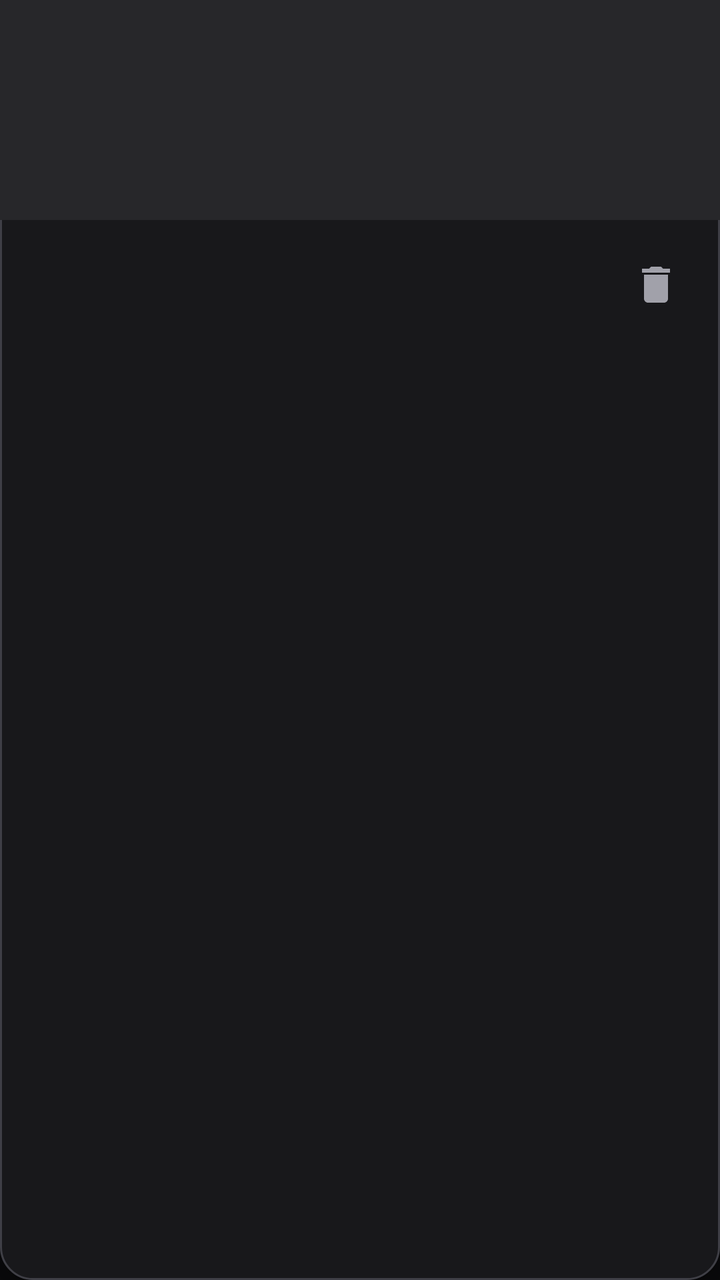
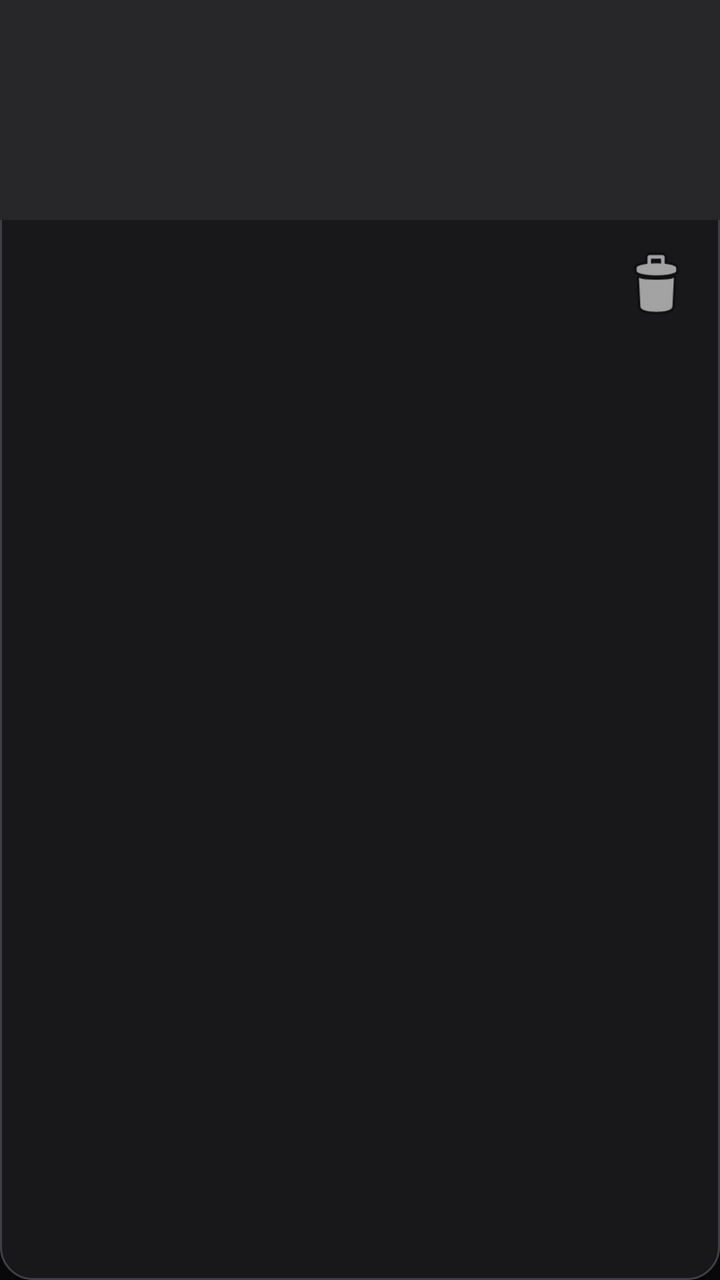

The first picture is an Android layout as it rendered before a commit; the second is the same layout after the commit. The layout source and the unified diff follow.
<!-- AndroidManifest.xml: application theme Theme.Montage -->
<!-- res/layout/item_project.xml -->
<?xml version="1.0" encoding="utf-8"?>
<LinearLayout xmlns:android="http://schemas.android.com/apk/res/android"
    android:layout_width="match_parent"
    android:layout_height="wrap_content"
    android:orientation="vertical"
    android:background="@drawable/bg_card"
    android:elevation="4dp"
    android:foreground="?android:attr/selectableItemBackground">

    <ImageView
        android:id="@+id/thumbnail"
        android:layout_width="match_parent"
        android:layout_height="110dp"
        android:scaleType="centerCrop"
        android:background="@color/surface_elevated"
        android:contentDescription="Thumbnail" />

    <LinearLayout
        android:layout_width="match_parent"
        android:layout_height="wrap_content"
        android:orientation="horizontal"
        android:gravity="center_vertical"
        android:padding="12dp">

        <LinearLayout
            android:layout_width="0dp"
            android:layout_height="wrap_content"
            android:layout_weight="1"
            android:orientation="vertical">

            <TextView
                android:id="@+id/name"
                android:layout_width="match_parent"
                android:layout_height="wrap_content"
                android:textColor="@color/text_primary"
                android:textSize="15sp"
                android:fontFamily="sans-serif-medium"
                android:maxLines="1"
                android:ellipsize="end" />

            <TextView
                android:id="@+id/meta"
                android:layout_width="match_parent"
                android:layout_height="wrap_content"
                android:layout_marginTop="4dp"
                android:textColor="@color/text_secondary"
                android:textSize="12sp" />
        </LinearLayout>

        <ImageButton
            android:id="@+id/delete"
            android:layout_width="40dp"
            android:layout_height="40dp"
            android:layout_marginLeft="8dp"
            android:background="?android:attr/selectableItemBackground"
            android:scaleType="centerInside"
            android:src="@drawable/ic_delete"
            android:contentDescription="Delete" />
    </LinearLayout>
</LinearLayout>
<!-- resources referenced by this layout -->
<resources>
  <color name="surface_elevated">#FF27272A</color>
  <color name="text_primary">#FFFAFAFA</color>
  <color name="text_secondary">#FFA1A1AA</color>
  <!-- drawable bg_card (drawable) -->
  <?xml version="1.0" encoding="utf-8"?>
  <shape xmlns:android="http://schemas.android.com/apk/res/android" android:shape="rectangle">
      <solid android:color="@color/surface" />
      <stroke android:width="1dp" android:color="@color/border" />
      <corners android:radius="16dp" />
  </shape>
  <!-- drawable ic_delete (drawable) -->
  <vector xmlns:android="http://schemas.android.com/apk/res/android"
      android:width="24dp" android:height="24dp"
      android:viewportWidth="24" android:viewportHeight="24">
      <path android:fillColor="#FFA1A1AA"
          android:pathData="M6,19c0,1.1 0.9,2 2,2h8c1.1,0 2,-0.9 2,-2V7H6v12zM19,4h-3.5l-1,-1h-5l-1,1H5v2h14V4z"/>
  </vector>
  <style name="Theme.Montage" parent="android:Theme.Material.NoActionBar">
          <item name="android:windowBackground">@drawable/bg_ambient</item>
          <item name="android:statusBarColor">@android:color/transparent</item>
          <item name="android:navigationBarColor">@color/ink</item>
          <item name="android:windowLightStatusBar">false</item>
          <item name="android:windowDrawsSystemBarBackgrounds">true</item>
          <item name="android:windowActivityTransitions">true</item>
          <item name="android:colorAccent">@color/accent</item>
      </style>
  <color name="surface">#FF18181B</color>
  <color name="border">#FF3F3F46</color>
  <!-- drawable bg_ambient (drawable) -->
  <?xml version="1.0" encoding="utf-8"?>
  <shape xmlns:android="http://schemas.android.com/apk/res/android" android:shape="rectangle">
      <solid android:color="@color/bg_app" />
  </shape>
  <color name="ink">#FF09090B</color>
  <color name="accent">#FF3B82F6</color>
  <color name="bg_app">#FF09090B</color>
</resources>

<!-- the commit's change to res/layout/item_project.xml (unified diff, before → after) -->
@@ -47,14 +47,12 @@
                 android:textSize="12sp" />
         </LinearLayout>
 
-        <ImageButton
+        <ImageView
             android:id="@+id/delete"
             android:layout_width="40dp"
             android:layout_height="40dp"
             android:layout_marginLeft="8dp"
-            android:background="?android:attr/selectableItemBackground"
-            android:scaleType="centerInside"
-            android:src="@drawable/ic_delete"
+            android:src="@android:drawable/ic_menu_delete"
             android:contentDescription="Delete" />
     </LinearLayout>
 </LinearLayout>
<!-- resource entries referenced after the edit -->
@@ -10,13 +10,6 @@
       <stroke android:width="1dp" android:color="@color/border" />
       <corners android:radius="16dp" />
   </shape>
-  <!-- drawable ic_delete (drawable) -->
-  <vector xmlns:android="http://schemas.android.com/apk/res/android"
-      android:width="24dp" android:height="24dp"
-      android:viewportWidth="24" android:viewportHeight="24">
-      <path android:fillColor="#FFA1A1AA"
-          android:pathData="M6,19c0,1.1 0.9,2 2,2h8c1.1,0 2,-0.9 2,-2V7H6v12zM19,4h-3.5l-1,-1h-5l-1,1H5v2h14V4z"/>
-  </vector>
   <style name="Theme.Montage" parent="android:Theme.Material.NoActionBar">
           <item name="android:windowBackground">@drawable/bg_ambient</item>
           <item name="android:statusBarColor">@android:color/transparent</item>
